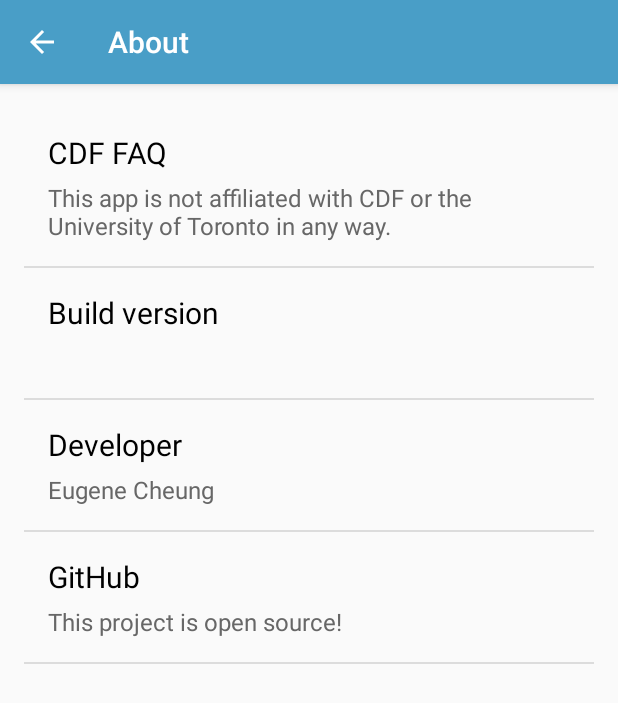
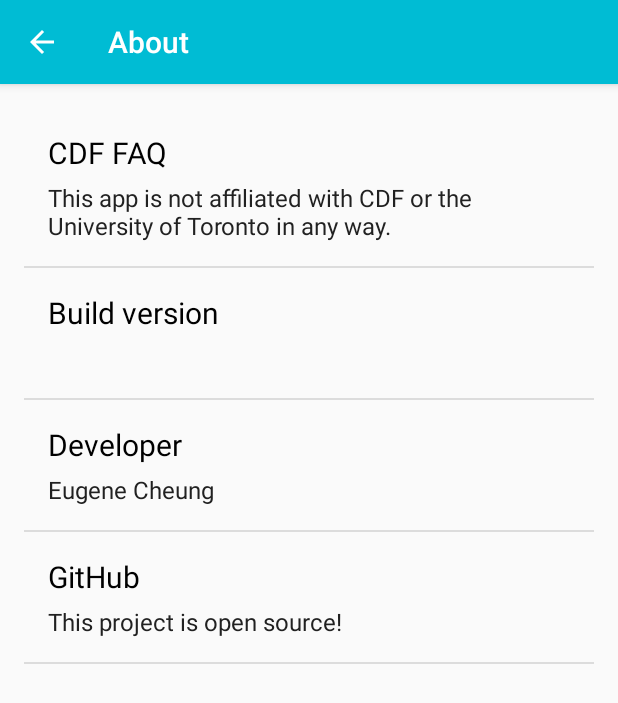
Before and after one commit to arkon/CDFLabs, an Android app: the screen it shows after launch (AboutActivity), in the options menu, after a tap on "About", on a phone screen of 412 x 824 dp. Shown: the top 703 px of the screen. Run offline under Robolectric (Android 15) with nearby library versions, the phone set to English and light mode, and no system bars.

Commit message:
Remove a bunch of unused resources and widget stuff.
Also updated with more Material-y colours.

```diff
--- a/app/build.gradle
+++ b/app/build.gradle
@@ -8,8 +8,8 @@ android {
         applicationId "me.echeung.cdflabs"
         minSdkVersion 16
         targetSdkVersion 21
-        versionCode 10
-        versionName "1.0"
+        versionCode 11
+        versionName "1.1"
     }
     buildTypes {
         release {
--- a/app/src/main/java/me/echeung/cdflabs/fragments/LabsFragment.java
+++ b/app/src/main/java/me/echeung/cdflabs/fragments/LabsFragment.java
@@ -34,14 +34,13 @@ public class LabsFragment extends Fragment {
     private View rootView;
 
     private SwipeRefreshLayout mPullToRefresh;
-    private RecyclerView listLabs;
+    private RecyclerView mListLabs;
     private LabsListAdapter adapter;
-    private RelativeLayout labsView;
-    private ProgressBar progress;
-    private LinearLayout empty;
-    private Button retry;
-    private Spinner sort;
-    private TextView timestamp;
+    private RelativeLayout mLabsView;
+    private ProgressBar mProgress;
+    private LinearLayout mEmpty;
+    private Spinner mSort;
+    private TextView mTimestamp;
 
     private List<Lab> labs;
 
@@ -54,34 +53,34 @@ public class LabsFragment extends Fragment {
                              Bundle savedInstanceState) {
         rootView = inflater.inflate(R.layout.fragment_labs, container, false);
 
-        progress = (ProgressBar) rootView.findViewById(R.id.progress);
-        empty = (LinearLayout) rootView.findViewById(R.id.empty_list);
+        mProgress = (ProgressBar) rootView.findViewById(R.id.progress);
+        mEmpty = (LinearLayout) rootView.findViewById(R.id.empty_list);
 
         mPullToRefresh = (SwipeRefreshLayout) rootView.findViewById(R.id.labs_container);
+        mPullToRefresh.setColorSchemeResources(R.color.actionbar);
         mPullToRefresh.setOnRefreshListener(new SwipeRefreshLayout.OnRefreshListener() {
             @Override
             public void onRefresh() {
                 if (!isNetworkAvailable()) {
-                    // No network connection: show retry
-                    empty.setVisibility(View.VISIBLE);
-                    labsView.setVisibility(View.GONE);
+                    // No network connection: show retry button
+                    mEmpty.setVisibility(View.VISIBLE);
+                    mLabsView.setVisibility(View.GONE);
                     mPullToRefresh.setRefreshing(false);
                 } else {
                     // Get data from website
-                    DataScraper dataTask = new DataScraper(getActivity(), LabsFragment.this);
-                    dataTask.execute();
+                    new DataScraper(getActivity(), LabsFragment.this).execute();
                 }
             }
         });
 
-        labsView = (RelativeLayout) rootView.findViewById(R.id.labs_list);
-        timestamp = (TextView) rootView.findViewById(R.id.timestamp);
-        listLabs = (RecyclerView) rootView.findViewById(R.id.labs);
-        listLabs.setLayoutManager(new LinearLayoutManager(getActivity()));
-        sort = (Spinner) rootView.findViewById(R.id.sort);
+        mLabsView = (RelativeLayout) rootView.findViewById(R.id.labs_list);
+        mTimestamp = (TextView) rootView.findViewById(R.id.timestamp);
+        mListLabs = (RecyclerView) rootView.findViewById(R.id.labs);
+        mListLabs.setLayoutManager(new LinearLayoutManager(getActivity()));
+        mSort = (Spinner) rootView.findViewById(R.id.sort);
 
-        retry = (Button) rootView.findViewById(R.id.btn_retry);
-        retry.setOnClickListener(new View.OnClickListener() {
+        Button mRetry = (Button) rootView.findViewById(R.id.btn_retry);
+        mRetry.setOnClickListener(new View.OnClickListener() {
             @Override
             public void onClick(View v) {
                 initializeView(rootView);
@@ -94,19 +93,18 @@ public class LabsFragment extends Fragment {
     private View initializeView(View rootView) {
         if (!isNetworkAvailable()) {
             // No network connection: show retry button
-            empty.setVisibility(View.VISIBLE);
-            progress.setVisibility(View.GONE);
+            mEmpty.setVisibility(View.VISIBLE);
+            mProgress.setVisibility(View.GONE);
 
             return rootView;
         } else {
-            empty.setVisibility(View.GONE);
+            mEmpty.setVisibility(View.GONE);
 
             // Get data from website
-            DataScraper dataTask = new DataScraper(getActivity(), this);
-            dataTask.execute();
+            new DataScraper(getActivity(), this).execute();
 
             // The list of labs
-            listLabs.setOnScrollListener(new RecyclerView.OnScrollListener() {
+            mListLabs.setOnScrollListener(new RecyclerView.OnScrollListener() {
                 @Override
                 public void onScrollStateChanged(RecyclerView recyclerView, int newState) {
                     super.onScrollStateChanged(recyclerView, newState);
@@ -115,12 +113,12 @@ public class LabsFragment extends Fragment {
                 @Override
                 public void onScrolled(RecyclerView recyclerView, int dx, int dy) {
                     int topRowVerticalPosition =
-                            (listLabs == null || listLabs.getChildCount() == 0) ? 0 : listLabs.getChildAt(0).getTop();
+                            (mListLabs == null || mListLabs.getChildCount() == 0) ? 0 : mListLabs.getChildAt(0).getTop();
                     mPullToRefresh.setEnabled(topRowVerticalPosition >= 0);
                 }
             });
 
-            sort.setOnItemSelectedListener(new AdapterView.OnItemSelectedListener() {
+            mSort.setOnItemSelectedListener(new AdapterView.OnItemSelectedListener() {
                 @Override
                 public void onItemSelected(AdapterView<?> parentView, View selectedItemView,
                                            int position, long id) {
@@ -147,11 +145,15 @@ public class LabsFragment extends Fragment {
         return rootView;
     }
 
-    /** Update the adapter with the new list of labs. */
+    /**
+     * Update the adapter with the new list of labs.
+     *
+     * @param labs The list of labs to display.
+     */
     public void updateAdapter(List<Lab> labs) {
         // Hide progress spinner, and show the list
-        progress.setVisibility(View.GONE);
-        labsView.setVisibility(View.VISIBLE);
+        mProgress.setVisibility(View.GONE);
+        mLabsView.setVisibility(View.VISIBLE);
 
         // Complete pull to refresh
         mPullToRefresh.setRefreshing(false);
@@ -169,17 +171,21 @@ public class LabsFragment extends Fragment {
             // Initialize adapter for the list of labs
             adapter = new LabsListAdapter(getActivity());
             adapter.setLabs(labs);
-            listLabs.setAdapter(adapter);
+            mListLabs.setAdapter(adapter);
         } else {
             // Update with new list
             adapter.setLabs(labs);
             adapter.notifyDataSetChanged();
         }
 
-        timestamp.setText(String.format(getString(R.string.timestamp), labs.get(0).getTimestamp()));
+        mTimestamp.setText(String.format(getString(R.string.timestamp), labs.get(0).getTimestamp()));
     }
 
-    /** Checks if there's an Internet connection and returns true iff there is. */
+    /**
+     * Checks if there's an Internet connection and returns true iff there is.
+     *
+     * @return True iff there is an Internet connection available.
+     */
     private boolean isNetworkAvailable() {
         if (getActivity() != null) {
             ConnectivityManager connectivityManager
--- a/app/src/main/res/layout/fragment_labs.xml
+++ b/app/src/main/res/layout/fragment_labs.xml
@@ -82,7 +82,7 @@
             style="?android:attr/progressBarStyleLarge"
             android:layout_width="wrap_content"
             android:layout_height="wrap_content"
-            android:textSize="20dp"
+            android:textSize="20sp"
             android:layout_centerInParent="true" />
 
         <LinearLayout
--- a/app/src/main/res/layout/fragment_loc_bahen.xml
+++ b/app/src/main/res/layout/fragment_loc_bahen.xml
@@ -12,7 +12,7 @@
     tools:context="me.echeung.cdflabs.fragments.LocBahenFragment">
 
     <LinearLayout
-        android:layout_height="match_parent"
+        android:layout_height="wrap_content"
         android:layout_width="match_parent"
         android:orientation="vertical" >
 
@@ -27,12 +27,14 @@
                 android:layout_height="wrap_content"
                 android:layout_marginBottom="5dp"
                 android:textSize="26sp"
+                android:textColor="@color/black_text"
                 android:text="@string/bahen_name" />
 
             <TextView
                 android:layout_width="match_parent"
                 android:layout_height="wrap_content"
                 android:layout_marginBottom="10dp"
+                android:drawableStart="@drawable/ic_place"
                 android:drawableLeft="@drawable/ic_place"
                 android:fontFamily="sans-serif-light"
                 android:textSize="20sp"
--- a/app/src/main/res/layout/fragment_loc_nx.xml
+++ b/app/src/main/res/layout/fragment_loc_nx.xml
@@ -12,7 +12,7 @@
     tools:context="me.echeung.cdflabs.fragments.LocNXFragment">
 
     <LinearLayout
-        android:layout_height="match_parent"
+        android:layout_height="wrap_content"
         android:layout_width="match_parent"
         android:orientation="vertical" >
 
@@ -21,6 +21,7 @@
             android:layout_height="wrap_content"
             android:layout_marginBottom="10dp"
             android:textSize="26sp"
+            android:textColor="@color/black_text"
             android:text="@string/nx_name" />
 
         <TextView
--- a/app/src/main/res/layout/lab_list_item.xml
+++ b/app/src/main/res/layout/lab_list_item.xml
@@ -39,6 +39,7 @@
     <LinearLayout
         android:layout_width="wrap_content"
         android:layout_height="wrap_content"
+        android:layout_marginStart="16dp"
         android:layout_marginLeft="16dp"
         android:orientation="vertical" >
 
@@ -55,8 +56,6 @@
             android:id="@+id/stats"
             android:layout_width="match_parent"
             android:layout_height="wrap_content"
-            android:fontFamily="sans-serif-condensed"
-            android:textColor="@color/grey_text"
             android:textSize="@dimen/stats_text_size" />
 
     </LinearLayout>
--- a/app/src/main/res/values/colors.xml
+++ b/app/src/main/res/values/colors.xml
@@ -1,22 +1,20 @@
 <?xml version="1.0" encoding="utf-8"?>
 <resources>
 
-    <color name="actionbar">#FF499EC7</color>
-    <color name="actionbar_dark">#FF31799B</color>
-    <color name="accent">#FF8bc34a</color>
-    <color name="background">#FFEEEEEE</color>
+    <color name="actionbar">#FF00BCD4</color>
+    <color name="actionbar_dark">#FF00838F</color>
+    <color name="accent">#FFE91E63</color>
+    <color name="background">#FFE0E0E0</color>
 
-    <color name="transparent">#00000000</color>
-
-    <color name="black_text">#FF676767</color>
-    <color name="grey_text">#FF878787</color>
+    <color name="black_text">#FF212121</color>
+    <color name="grey_text">#FF424242</color>
 
     <color name="cards_shadow">#FFDFDFDF</color>
 
     <color name="list_divider">#FFD4D4D4</color>
 
-    <color name="free_red">#FFE9442B</color>
-    <color name="free_orange">#FFF17C37</color>
-    <color name="free_green">#FF00BF76</color>
+    <color name="free_red">#FFF44336</color>
+    <color name="free_orange">#FFFF9800</color>
+    <color name="free_green">#FF4CAF50</color>
 
 </resources>
--- a/app/src/main/res/values/styles.xml
+++ b/app/src/main/res/values/styles.xml
@@ -11,8 +11,8 @@
 
     <style name="spinnerItemStyle">
         <item name="android:fontFamily">sans-serif-light</item>
-        <item name="android:paddingTop">7dp</item>
-        <item name="android:paddingBottom">7dp</item>
+        <item name="android:paddingTop">10dp</item>
+        <item name="android:paddingBottom">10dp</item>
         <item name="android:paddingLeft">10dp</item>
         <item name="android:paddingRight">10dp</item>
         <item name="android:textSize">@dimen/spinner_size</item>
```
Also changed, not shown: app/src/main/AndroidManifest.xml (+0 -11 lines), app/src/main/java/me/echeung/cdflabs/widget/CDFWidgetProvider.java (deleted, +0 -47 lines), app/src/main/res/values-sw600dp/dimens.xml (+5 -5 lines), app/src/main/res/values/dimens.xml (+5 -7 lines), app/src/main/res/xml/cdf_appwidget.xml (deleted, +0 -11 lines), 11 other files.
